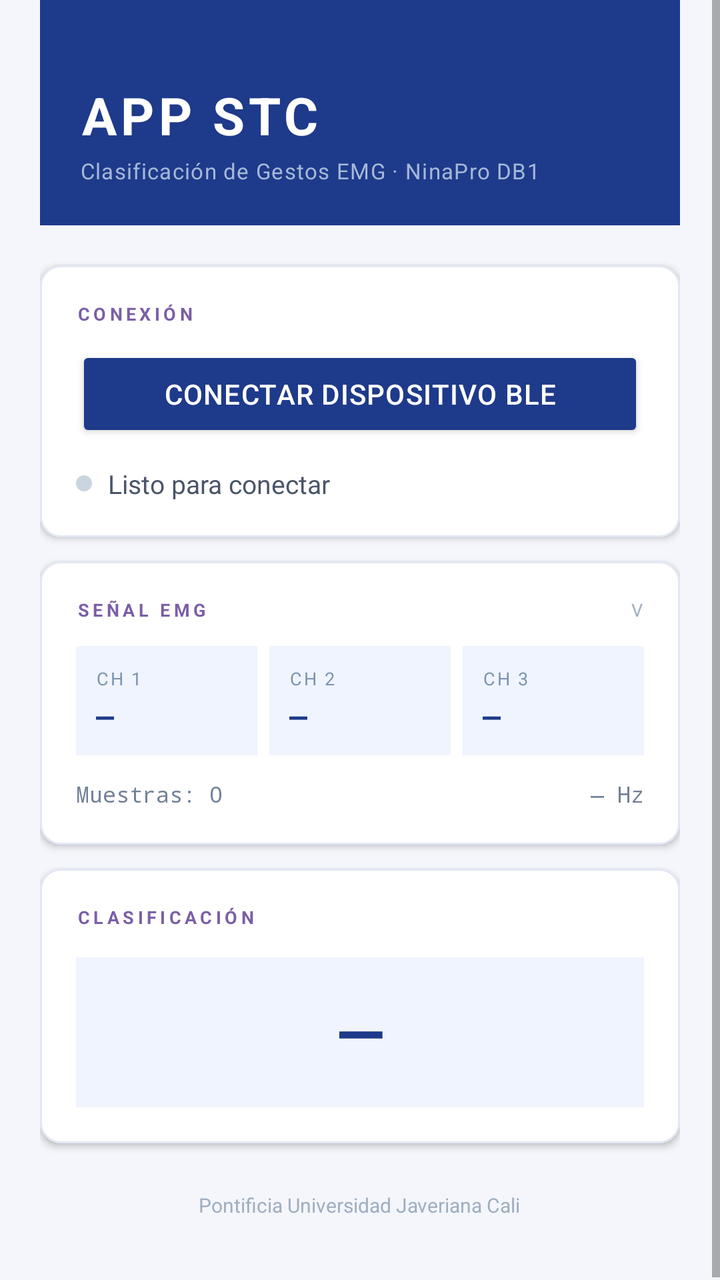
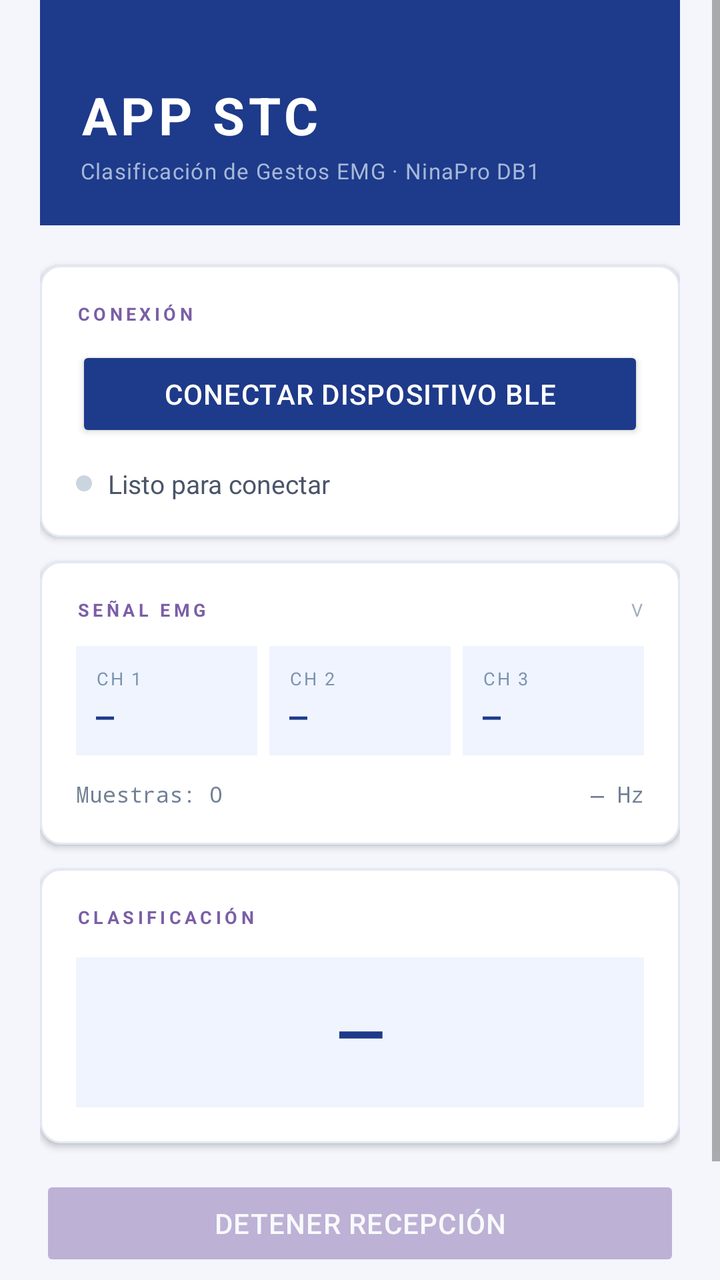

The first picture is an Android layout as it rendered before a commit; the second is the same layout after the commit. The layout source and the unified diff follow.
<!-- AndroidManifest.xml: application theme Theme.NewEMGClassifier -->
<!-- res/layout/activity_main.xml -->
<?xml version="1.0" encoding="utf-8"?>
<ScrollView
    xmlns:android="http://schemas.android.com/apk/res/android"
    android:layout_width="match_parent"
    android:layout_height="match_parent"
    android:background="#F4F6FB"
    android:fillViewport="true">

    <LinearLayout
        android:id="@+id/layoutRoot"
        android:layout_width="match_parent"
        android:layout_height="wrap_content"
        android:orientation="vertical"
        android:paddingHorizontal="20dp"
        android:paddingBottom="32dp">

        
        <LinearLayout
            android:layout_width="match_parent"
            android:layout_height="wrap_content"
            android:orientation="vertical"
            android:background="#1E3A8A"
            android:paddingHorizontal="20dp"
            android:paddingTop="40dp"
            android:paddingBottom="20dp"
            android:layout_marginHorizontal="-20dp">

            <TextView
                android:id="@+id/tvTitle"
                android:layout_width="match_parent"
                android:layout_height="wrap_content"
                android:letterSpacing="0.08"
                android:text="APP STC"
                android:textColor="#FFFFFF"
                android:textSize="26sp"
                android:textStyle="bold" />

            <TextView
                android:id="@+id/tvSubtitle"
                android:layout_width="wrap_content"
                android:layout_height="wrap_content"
                android:text="Clasificación de Gestos EMG · NinaPro DB1"
                android:textSize="11sp"
                android:textColor="#A5B8D8"
                android:paddingTop="3dp"
                android:letterSpacing="0.04"/>

        </LinearLayout>

        
        <LinearLayout
            android:layout_width="match_parent"
            android:layout_height="wrap_content"
            android:orientation="vertical"
            android:background="@drawable/card_background"
            android:padding="18dp"
            android:layout_marginTop="20dp"
            android:elevation="2dp">

            <TextView
                android:layout_width="wrap_content"
                android:layout_height="wrap_content"
                android:text="CONEXIÓN"
                android:textSize="9sp"
                android:textColor="#7B5EA7"
                android:textStyle="bold"
                android:letterSpacing="0.20"
                android:paddingBottom="10dp"/>

            <Button
                android:id="@+id/btnConnect"
                android:layout_width="match_parent"
                android:layout_height="48dp"
                android:text="Conectar dispositivo BLE"
                android:textSize="14sp"
                android:textColor="#FFFFFF"
                android:backgroundTint="#1E3A8A"
                android:letterSpacing="0.03"/>

            
            <LinearLayout
                android:layout_width="match_parent"
                android:layout_height="wrap_content"
                android:orientation="horizontal"
                android:gravity="center_vertical"
                android:paddingTop="12dp">

                <View
                    android:id="@+id/viewStatusDot"
                    android:layout_width="8dp"
                    android:layout_height="8dp"
                    android:background="@drawable/dot_idle"
                    android:layout_marginEnd="8dp"/>

                <TextView
                    android:id="@+id/tvStatus"
                    android:layout_width="0dp"
                    android:layout_height="wrap_content"
                    android:layout_weight="1"
                    android:text="Listo para conectar"
                    android:textSize="13sp"
                    android:textColor="#4A5568"/>

            </LinearLayout>

        </LinearLayout>

        
        <LinearLayout
            android:layout_width="match_parent"
            android:layout_height="wrap_content"
            android:orientation="vertical"
            android:background="@drawable/card_background"
            android:padding="18dp"
            android:layout_marginTop="12dp"
            android:elevation="2dp">

            <LinearLayout
                android:layout_width="match_parent"
                android:layout_height="wrap_content"
                android:orientation="horizontal"
                android:gravity="center_vertical"
                android:paddingBottom="12dp">

                <TextView
                    android:layout_width="0dp"
                    android:layout_height="wrap_content"
                    android:layout_weight="1"
                    android:text="SEÑAL EMG"
                    android:textSize="9sp"
                    android:textColor="#7B5EA7"
                    android:textStyle="bold"
                    android:letterSpacing="0.20"/>

                <TextView
                    android:layout_width="wrap_content"
                    android:layout_height="wrap_content"
                    android:text="V"
                    android:textSize="9sp"
                    android:textColor="#A0AEC0"
                    android:letterSpacing="0.10"/>

            </LinearLayout>

            
            <LinearLayout
                android:layout_width="match_parent"
                android:layout_height="wrap_content"
                android:orientation="horizontal">

                
                <LinearLayout
                    android:layout_width="0dp"
                    android:layout_height="wrap_content"
                    android:layout_weight="1"
                    android:orientation="vertical"
                    android:background="#F0F4FF"
                    android:padding="10dp"
                    android:layout_marginEnd="6dp">

                    <TextView
                        android:layout_width="wrap_content"
                        android:layout_height="wrap_content"
                        android:text="CH 1"
                        android:textSize="9sp"
                        android:textColor="#7B93B0"
                        android:letterSpacing="0.10"/>

                    <TextView
                        android:id="@+id/tvCh1"
                        android:layout_width="wrap_content"
                        android:layout_height="wrap_content"
                        android:text="—"
                        android:textSize="15sp"
                        android:textColor="#1E3A8A"
                        android:fontFamily="monospace"
                        android:textStyle="bold"
                        android:paddingTop="2dp"/>

                </LinearLayout>

                
                <LinearLayout
                    android:layout_width="0dp"
                    android:layout_height="wrap_content"
                    android:layout_weight="1"
                    android:orientation="vertical"
                    android:background="#F0F4FF"
                    android:padding="10dp"
                    android:layout_marginEnd="6dp">

                    <TextView
                        android:layout_width="wrap_content"
                        android:layout_height="wrap_content"
                        android:text="CH 2"
                        android:textSize="9sp"
                        android:textColor="#7B93B0"
                        android:letterSpacing="0.10"/>

                    <TextView
                        android:id="@+id/tvCh2"
                        android:layout_width="wrap_content"
                        android:layout_height="wrap_content"
                        android:text="—"
                        android:textSize="15sp"
                        android:textColor="#1E3A8A"
                        android:fontFamily="monospace"
                        android:textStyle="bold"
                        android:paddingTop="2dp"/>

                </LinearLayout>

                
                <LinearLayout
                    android:layout_width="0dp"
                    android:layout_height="wrap_content"
                    android:layout_weight="1"
                    android:orientation="vertical"
                    android:background="#F0F4FF"
                    android:padding="10dp">

                    <TextView
                        android:layout_width="wrap_content"
                        android:layout_height="wrap_content"
                        android:text="CH 3"
                        android:textSize="9sp"
                        android:textColor="#7B93B0"
                        android:letterSpacing="0.10"/>

                    <TextView
                        android:id="@+id/tvCh3"
                        android:layout_width="wrap_content"
                        android:layout_height="wrap_content"
                        android:text="—"
                        android:textSize="15sp"
                        android:textColor="#1E3A8A"
                        android:fontFamily="monospace"
                        android:textStyle="bold"
                        android:paddingTop="2dp"/>

                </LinearLayout>

            </LinearLayout>

            
            <LinearLayout
                android:layout_width="match_parent"
                android:layout_height="wrap_content"
                android:orientation="horizontal"
                android:paddingTop="12dp">

                <TextView
                    android:id="@+id/tvSampleCount"
                    android:layout_width="0dp"
                    android:layout_height="wrap_content"
                    android:layout_weight="1"
                    android:text="Muestras: 0"
                    android:textSize="11sp"
                    android:textColor="#718096"
                    android:fontFamily="monospace"/>

                <TextView
                    android:id="@+id/tvFrequency"
                    android:layout_width="wrap_content"
                    android:layout_height="wrap_content"
                    android:text="— Hz"
                    android:textSize="11sp"
                    android:textColor="#718096"
                    android:fontFamily="monospace"/>

            </LinearLayout>

            
            <TextView
                android:id="@+id/tvEMGValues"
                android:layout_width="wrap_content"
                android:layout_height="wrap_content"
                android:visibility="gone"/>

        </LinearLayout>

        
        <LinearLayout
            android:layout_width="match_parent"
            android:layout_height="wrap_content"
            android:orientation="vertical"
            android:background="@drawable/card_background"
            android:padding="18dp"
            android:layout_marginTop="12dp"
            android:elevation="2dp">

            <TextView
                android:layout_width="wrap_content"
                android:layout_height="wrap_content"
                android:text="CLASIFICACIÓN"
                android:textSize="9sp"
                android:textColor="#7B5EA7"
                android:textStyle="bold"
                android:letterSpacing="0.20"
                android:paddingBottom="14dp"/>

            
            <TextView
                android:id="@+id/tvPrediction"
                android:layout_width="match_parent"
                android:layout_height="wrap_content"
                android:text="—"
                android:textSize="32sp"
                android:textColor="#1E3A8A"
                android:textStyle="bold"
                android:gravity="center"
                android:paddingVertical="16dp"
                android:background="#F0F4FF"/>

        </LinearLayout>

        
        <LinearLayout
            android:layout_width="match_parent"
            android:layout_height="wrap_content"
            android:orientation="horizontal"
            android:gravity="center"
            android:paddingTop="24dp">

            <TextView
                android:layout_width="wrap_content"
                android:layout_height="wrap_content"
                android:text="Pontificia Universidad Javeriana Cali"
                android:textSize="10sp"
                android:textColor="#A0AEC0"/>

        </LinearLayout>

    </LinearLayout>

</ScrollView>
<!-- resources referenced by this layout -->
<resources>
  <!-- drawable card_background (drawable) -->
  <?xml version="1.0" encoding="utf-8"?>
  <shape xmlns:android="http://schemas.android.com/apk/res/android"
      android:shape="rectangle">
      <solid android:color="#FFFFFF"/>
      <corners android:radius="10dp"/>
      <stroke
          android:width="1dp"
          android:color="#E2E8F4"/>
  </shape>
  <!-- drawable dot_idle (drawable) -->
  <?xml version="1.0" encoding="utf-8"?>
  <shape xmlns:android="http://schemas.android.com/apk/res/android"
      android:shape="oval">
      <solid android:color="#CBD5E0"/>
  </shape>
  <style name="Theme.NewEMGClassifier" parent="Theme.AppCompat.DayNight.NoActionBar">
      </style>
</resources>

<!-- the commit's change to res/layout/activity_main.xml (unified diff, before → after) -->
@@ -315,6 +315,20 @@
         </LinearLayout>
 
         
+        <Button
+            android:id="@+id/btnDisconnect"
+            android:layout_width="match_parent"
+            android:layout_height="48dp"
+            android:text="Detener recepción"
+            android:textSize="14sp"
+            android:textColor="#FFFFFF"
+            android:backgroundTint="#7B5EA7"
+            android:letterSpacing="0.03"
+            android:layout_marginTop="16dp"
+            android:enabled="false"
+            android:alpha="0.45"/>
+
+        
         <LinearLayout
             android:layout_width="match_parent"
             android:layout_height="wrap_content"
